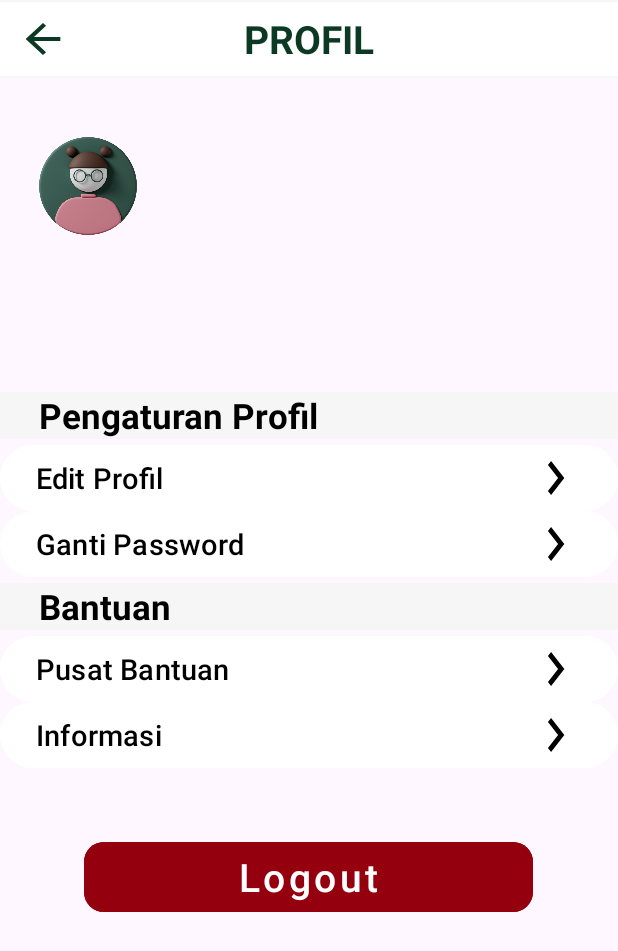
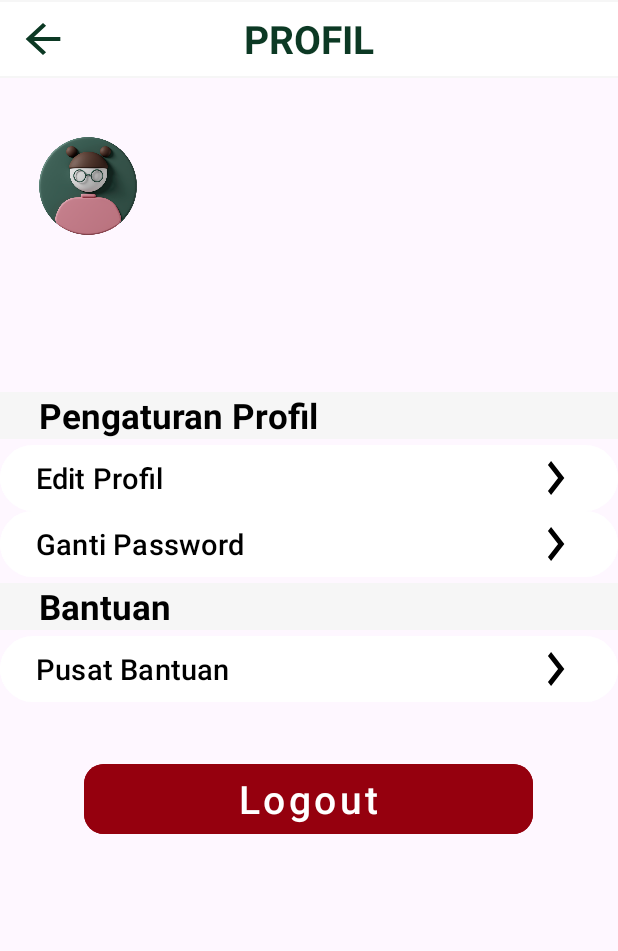
Before and after one commit to SaiaFadil/ProjectS-3Mobile, an Android app: the ProfilActivity screen opened directly, with no data from a screen before it, on a phone screen of 412 x 824 dp. Shown: the top 951 px of the screen. Run offline under Robolectric (Android 15) with nearby library versions, the phone set to English and light mode, and no system bars; our stand-ins replace sdp/ssp sizes.

Commit message:
Update activity_profil.xml

```diff
--- a/AppsMobile/app/src/main/res/layout/activity_profil.xml
+++ b/AppsMobile/app/src/main/res/layout/activity_profil.xml
@@ -147,17 +147,6 @@
                     android:drawableEnd="@drawable/arrowright"
                     android:backgroundTint="@color/white"/>
 
-                <com.google.android.material.button.MaterialButton
-                    android:id="@+id/informasi"
-                    android:layout_width="match_parent"
-                    android:layout_height="@dimen/_40sdp"
-                    android:text="Informasi"
-                    android:textSize="@dimen/_15ssp"
-                    android:textAllCaps="false"
-                    android:textColor="@color/black"
-                    android:textAlignment="viewStart"
-                    android:drawableEnd="@drawable/arrowright"
-                    android:backgroundTint="@color/white"/>
 
                 <com.google.android.material.button.MaterialButton
                     android:layout_marginTop="@dimen/_30sdp"
```
